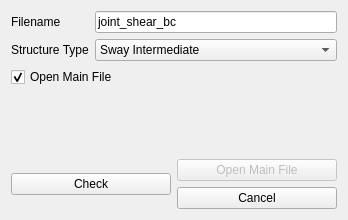
Above: widgets/control/control_joint_shear_bc.ui from ebrahimraeyat/civilTools before the change. Below: the same form after it.
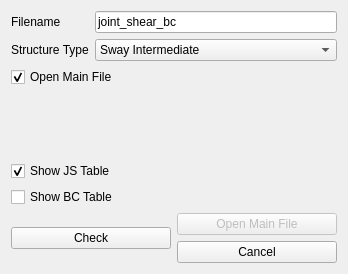
That is the form after the change. Icons and pictures are not drawn.

Commit message: Separate show table results for js and bc

```diff
--- a/widgets/control/control_joint_shear_bc.ui
+++ b/widgets/control/control_joint_shear_bc.ui
@@ -10,7 +10,7 @@
     <x>0</x>
     <y>0</y>
     <width>348</width>
-    <height>220</height>
+    <height>274</height>
    </rect>
   </property>
   <property name="windowTitle">
@@ -76,6 +76,26 @@
      </item>
     </layout>
    </item>
+   <item>
+    <widget class="QCheckBox" name="show_js_table">
+     <property name="text">
+      <string>Show JS Table</string>
+     </property>
+     <property name="checked">
+      <bool>true</bool>
+     </property>
+    </widget>
+   </item>
+   <item>
+    <widget class="QCheckBox" name="show_bc_table">
+     <property name="text">
+      <string>Show BC Table</string>
+     </property>
+     <property name="checked">
+      <bool>false</bool>
+     </property>
+    </widget>
+   </item>
    <item>
     <layout class="QGridLayout" name="gridLayout">
      <item row="0" column="1">
```
The commit also changes 2 other files.
